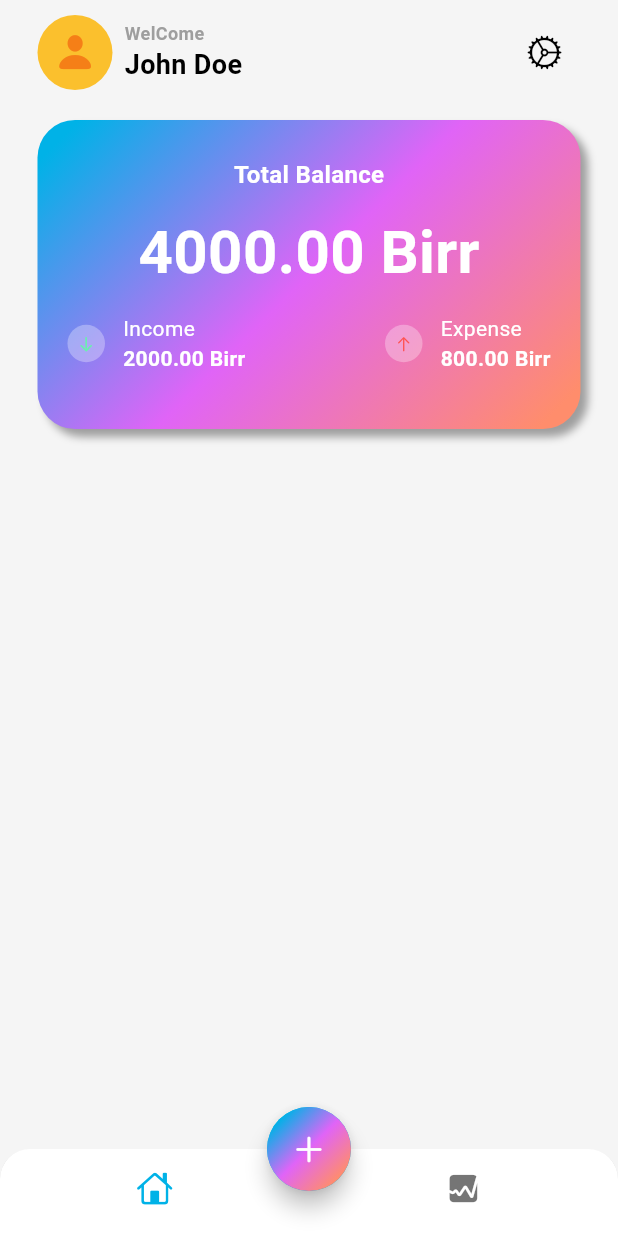
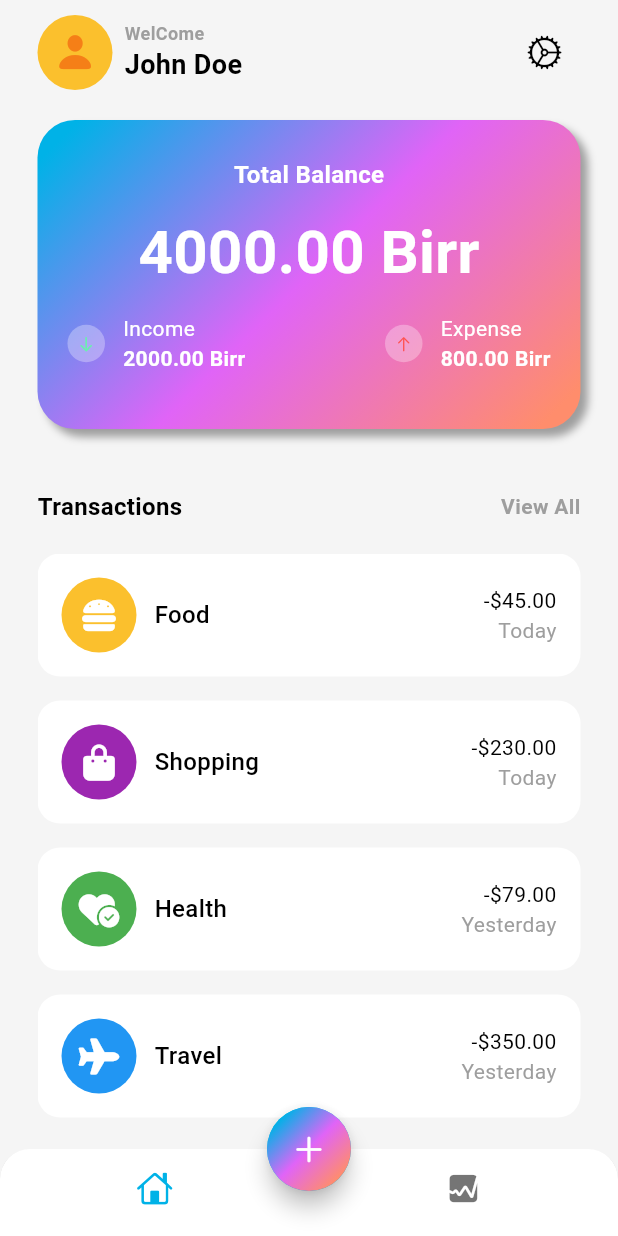
Before and after one commit to dot-ruth/expense-tracker-flutter, a Flutter app: the screen it shows after launch, on a phone screen of 412 x 824 dp. Run offline on Flutter 3.47's test engine with Material 3 defaults, Android fonts, the phone set to English and light mode, and no system bars; our stand-ins replace font_awesome_flutter.

Commit message:
FEAT|#3| added the list view for transaction on the home page

```diff
--- /dev/null
+++ b/expense_tracker/lib/data/data.dart
@@ -0,0 +1,33 @@
+import 'package:flutter/material.dart';
+import 'package:font_awesome_flutter/font_awesome_flutter.dart';
+
+List<Map<String, dynamic>> transactionsData = [
+  {
+    'icon': const FaIcon(FontAwesomeIcons.burger, color: Colors.white),
+    'color': Colors.yellow[700],
+    'name': 'Food',
+    'totalAmount': '-\$45.00',
+    'date': 'Today',
+  },
+  {
+    'icon': const FaIcon(FontAwesomeIcons.bagShopping, color: Colors.white),
+    'color': Colors.purple,
+    'name': 'Shopping',
+    'totalAmount': '-\$230.00',
+    'date': 'Today',
+  },
+  {
+    'icon': const FaIcon(FontAwesomeIcons.heartCircleCheck, color: Colors.white),
+    'color': Colors.green,
+    'name': 'Health',
+    'totalAmount': '-\$79.00',
+    'date': 'Yesterday',
+  },
+  {
+    'icon': const FaIcon(FontAwesomeIcons.plane, color: Colors.white),
+    'color': Colors.blue,
+    'name': 'Travel',
+    'totalAmount': '-\$350.00',
+    'date': 'Yesterday',
+  }
+];
--- a/expense_tracker/lib/screens/home/views/main_screen.dart
+++ b/expense_tracker/lib/screens/home/views/main_screen.dart
@@ -1,5 +1,6 @@
 import 'dart:math';
 
+import 'package:expense_tracker/data/data.dart';
 import 'package:flutter/cupertino.dart';
 import 'package:flutter/material.dart';
 
@@ -178,9 +179,102 @@ class MainScreen extends StatelessWidget {
                   ],),
                 )
               ],)
+            ),
+            const SizedBox(height: 40),
+            Row(
+              mainAxisAlignment: MainAxisAlignment.spaceBetween,
+              children: [
+              Text(
+                "Transactions",
+                style: TextStyle(
+                  fontSize: 16,
+                  fontWeight: FontWeight.bold,
+                  color: Theme.of(context).colorScheme.onSurface
+                )),
+                GestureDetector(
+                  onTap: () {
+
+                  },
+                  child:Text(
+                "View All",
+                style: TextStyle(
+                  fontSize: 14,
+                  fontWeight: FontWeight.w600,
+                  color: Theme.of(context).colorScheme.outline
+                )))
+
+            ],),
+            const SizedBox(height: 20),
+            Expanded(
+              child: ListView.builder(
+                itemCount: transactionsData.length,
+                itemBuilder: (context, int i) {
+                return Padding(
+                  padding: const EdgeInsets.only(bottom: 16.0),
+                  child: Container(
+                    decoration: BoxDecoration(
+                      color: Colors.white,
+                      borderRadius: BorderRadius.circular(15),
+                    ),
+                    child: Padding(
+                      padding: const EdgeInsets.all(16.0),
+                      child: Column(
+                        children: [
+                          Row(
+                            mainAxisAlignment: MainAxisAlignment.spaceBetween,
+                            children: [
+                            Row(
+                              children: [
+                                Stack(
+                                  alignment: Alignment.center,
+                                  children: [
+                                    Container(
+                                      width: 50,
+                                      height: 50,
+                                      decoration: BoxDecoration(
+                                        shape: BoxShape.circle,
+                                        color: transactionsData[i]['color'],
+                                      ),
+                                    ),
+                                    transactionsData[i]['icon']
+
+                                  ],
+                                ),
+                                SizedBox(width: 12,),
+                                Text(transactionsData[i]['name'],
+                                style: TextStyle(
+                                  fontSize: 16,
+                                  fontWeight: FontWeight.w500,
+                                  color: Theme.of(context).colorScheme.onSurface
+                                )),
+                              ],
+                            ),
+                            Column(
+                              crossAxisAlignment: CrossAxisAlignment.end,
+                              children: [
+                              Text(transactionsData[i]['totalAmount'],
+                            style: TextStyle(
+                              fontSize: 14,
+                              fontWeight: FontWeight.w400,
+                              color: Theme.of(context).colorScheme.onSurface
+                            )),Text(transactionsData[i]['date'],
+                            style: TextStyle(
+                              fontSize: 14,
+                              fontWeight: FontWeight.w400,
+                              color: Theme.of(context).colorScheme.outline
+                            ))
+                            ],)
+                          ],),
+                        ],
+                      ),
+                    )
+                  ),
+                );
+              },),
             )
                ]
              ),
-       ));
+           )
+       );
   }
 }
--- a/expense_tracker/pubspec.yaml
+++ b/expense_tracker/pubspec.yaml
@@ -34,6 +34,7 @@ dependencies:
   # The following adds the Cupertino Icons font to your application.
   # Use with the CupertinoIcons class for iOS style icons.
   cupertino_icons: ^1.0.8
+  font_awesome_flutter: ^10.8.0
 
 dev_dependencies:
   flutter_test:
```
Also changed, not shown: expense_tracker/pubspec.lock.
